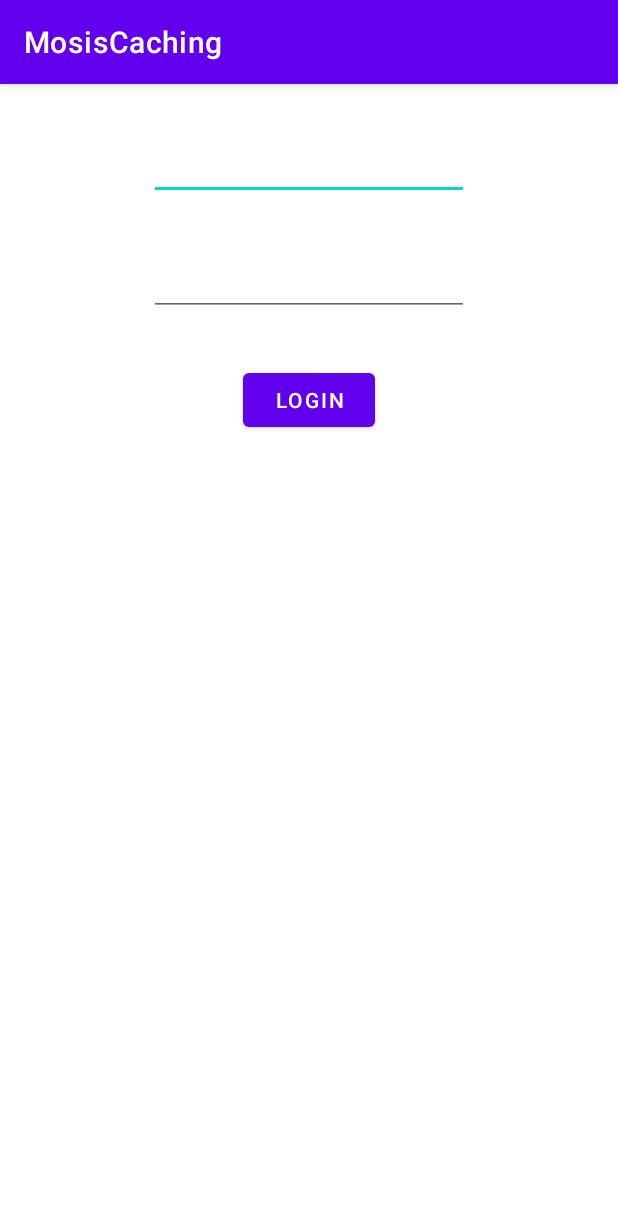
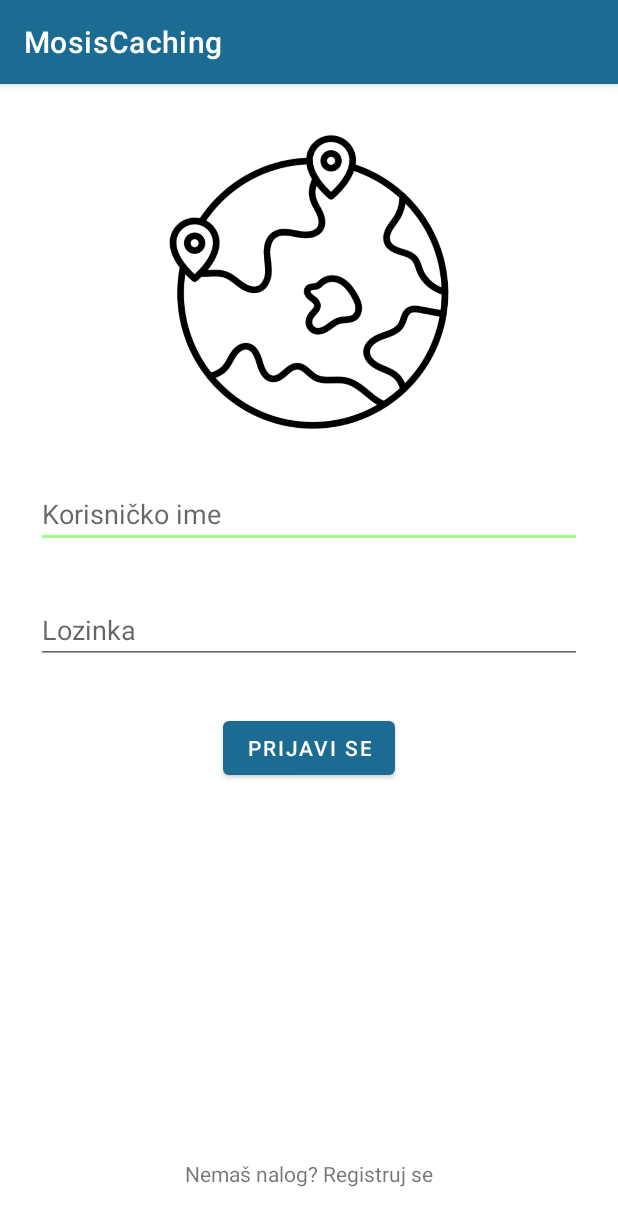
Before and after one commit to bazlooka/elfak-mosis, an Android app: the screen it shows after launch (MainActivity), on a phone screen of 412 x 824 dp. Shown: the top 1226 px of the screen. Run offline under Robolectric (Android 15) with nearby library versions, the phone set to English and light mode, and no system bars; our stand-ins replace Firebase (no records; nobody signed in at launch, a user with empty details on screens opened directly), data binding; 1 statement that could not run was skipped.

Commit message:
Added register and camera fragments

```diff
--- a/app/src/main/java/elfak/mosis/caching/data/User.kt
+++ b/app/src/main/java/elfak/mosis/caching/data/User.kt
@@ -4,7 +4,7 @@ package elfak.mosis.caching.data
  * Created by Luka Kocić on 07-Jul-23.
  */
 data class User(
-    var username: String, var firstName: String, var lastName: String,
+    var uid: String, var username: String, var firstName: String, var lastName: String,
     var phoneNumber: String, var photoPath: String
 ) {
 }
--- a/app/src/main/res/layout/fragment_login.xml
+++ b/app/src/main/res/layout/fragment_login.xml
@@ -6,23 +6,41 @@
     android:layout_height="match_parent"
     tools:context=".fragments.LoginFragment">
 
+    <ImageView
+        android:id="@+id/imageView"
+        android:layout_width="0dp"
+        android:layout_height="200dp"
+        android:layout_marginStart="32dp"
+        android:layout_marginTop="32dp"
+        android:layout_marginEnd="32dp"
+        app:layout_constraintEnd_toEndOf="parent"
+        app:layout_constraintStart_toStartOf="parent"
+        app:layout_constraintTop_toTopOf="parent"
+        app:srcCompat="@drawable/globe" />
+
     <EditText
         android:id="@+id/editTextTextEmailAddress"
-        android:layout_width="wrap_content"
+        android:layout_width="0dp"
         android:layout_height="wrap_content"
+        android:layout_marginStart="24dp"
         android:layout_marginTop="32dp"
+        android:layout_marginEnd="24dp"
         android:ems="10"
+        android:hint="Korisničko ime"
         android:inputType="textEmailAddress"
         app:layout_constraintEnd_toEndOf="parent"
         app:layout_constraintStart_toStartOf="parent"
-        app:layout_constraintTop_toTopOf="parent" />
+        app:layout_constraintTop_toBottomOf="@+id/imageView" />
 
     <EditText
         android:id="@+id/editTextTextPassword"
-        android:layout_width="wrap_content"
+        android:layout_width="0dp"
         android:layout_height="wrap_content"
+        android:layout_marginStart="24dp"
         android:layout_marginTop="32dp"
+        android:layout_marginEnd="24dp"
         android:ems="10"
+        android:hint="Lozinka"
         android:inputType="textPassword"
         app:layout_constraintEnd_toEndOf="parent"
         app:layout_constraintStart_toStartOf="parent"
@@ -33,9 +51,19 @@
         android:layout_width="wrap_content"
         android:layout_height="wrap_content"
         android:layout_marginTop="32dp"
-        android:text="Login"
+        android:text="Prijavi se"
         app:layout_constraintEnd_toEndOf="parent"
         app:layout_constraintStart_toStartOf="parent"
         app:layout_constraintTop_toBottomOf="@+id/editTextTextPassword" />
 
+    <TextView
+        android:id="@+id/textView"
+        android:layout_width="wrap_content"
+        android:layout_height="wrap_content"
+        android:layout_marginBottom="32dp"
+        android:text="Nemaš nalog? Registruj se"
+        app:layout_constraintBottom_toBottomOf="parent"
+        app:layout_constraintEnd_toEndOf="parent"
+        app:layout_constraintStart_toStartOf="parent" />
+
 </androidx.constraintlayout.widget.ConstraintLayout>
--- a/app/src/main/res/navigation/nav_graph.xml
+++ b/app/src/main/res/navigation/nav_graph.xml
@@ -9,5 +9,24 @@
         android:id="@+id/loginFragment"
         android:name="elfak.mosis.caching.fragments.LoginFragment"
         android:label="fragment_login"
-        tools:layout="@layout/fragment_login" />
+        tools:layout="@layout/fragment_login">
+        <action
+            android:id="@+id/action_loginFragment_to_registerFragment"
+            app:destination="@id/registerFragment" />
+    </fragment>
+    <fragment
+        android:id="@+id/registerFragment"
+        android:name="elfak.mosis.caching.fragments.RegisterFragment"
+        android:label="fragment_register"
+        tools:layout="@layout/fragment_register">
+        <action
+            android:id="@+id/action_registerFragment_to_cameraFragment"
+            app:destination="@id/cameraFragment"
+            app:popUpTo="@id/registerFragment" />
+    </fragment>
+    <fragment
+        android:id="@+id/cameraFragment"
+        android:name="elfak.mosis.caching.fragments.CameraFragment"
+        android:label="fragment_camera"
+        tools:layout="@layout/fragment_camera" />
 </navigation>
--- a/app/src/main/res/values/colors.xml
+++ b/app/src/main/res/values/colors.xml
@@ -1,9 +1,9 @@
 <?xml version="1.0" encoding="utf-8"?>
 <resources>
-    <color name="purple_200">#FFBB86FC</color>
-    <color name="purple_500">#FF6200EE</color>
-    <color name="purple_700">#FF3700B3</color>
-    <color name="teal_200">#FF03DAC5</color>
+    <color name="purple_200">#4FC0D0</color>
+    <color name="purple_500">#1B6B93</color>
+    <color name="purple_700">#164B60</color>
+    <color name="teal_200">#A2FF86</color>
     <color name="teal_700">#FF018786</color>
     <color name="black">#FF000000</color>
     <color name="white">#FFFFFFFF</color>
--- a/app/src/main/res/values/strings.xml
+++ b/app/src/main/res/values/strings.xml
@@ -1,5 +1,4 @@
 <resources>
     <string name="app_name">MosisCaching</string>
-    <!-- TODO: Remove or change this placeholder text -->
-    <string name="hello_blank_fragment">Hello blank fragment</string>
+    <string name="take_photo">Take Photo</string>
 </resources>
```
Also changed, not shown: app/build.gradle (+8 -0 lines), app/src/main/AndroidManifest.xml (+10 -0 lines), app/src/main/java/elfak/mosis/caching/data/NewUser.kt (added, +11 -0 lines), app/src/main/java/elfak/mosis/caching/fragments/CameraFragment.kt (added, +190 -0 lines), app/src/main/java/elfak/mosis/caching/fragments/LoginFragment.kt (+5 -8 lines), app/src/main/java/elfak/mosis/caching/fragments/RegisterFragment.kt (added, +101 -0 lines), app/src/main/java/elfak/mosis/caching/model/RegisterViewModel.kt (added, +14 -0 lines), app/src/main/res/layout/fragment_camera.xml (added, +36 -0 lines), app/src/main/res/layout/fragment_register.xml (added, +130 -0 lines), app/src/main/res/drawable-v24/avatar.png (added), app/src/main/res/drawable-v24/globe.png (added).
